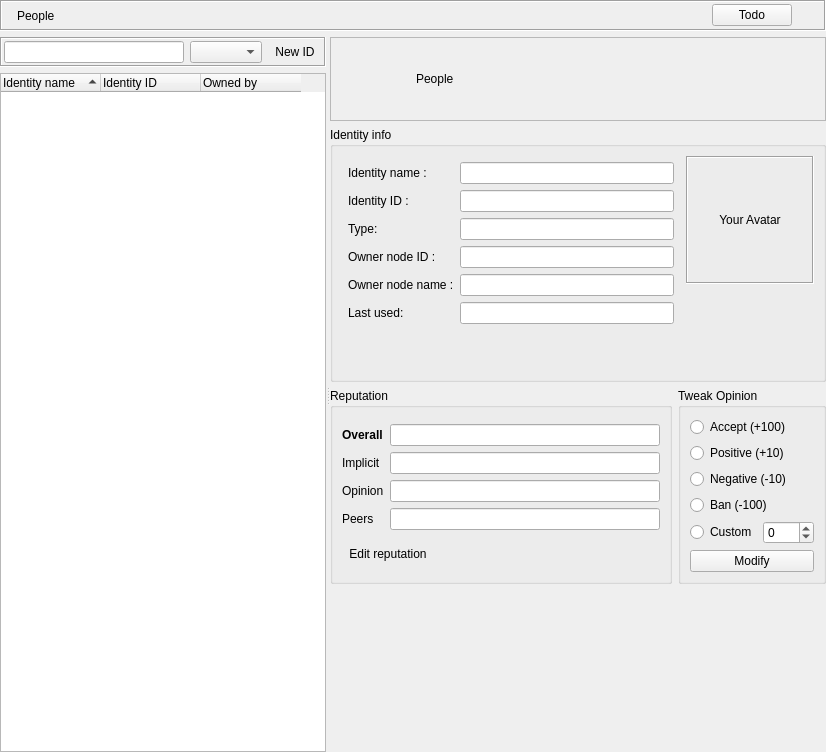
The window that retroshare-gui/src/gui/Identity/IdDialog.ui (RetroShare/RetroShare) describes before a commit, drawn with Qt 5.
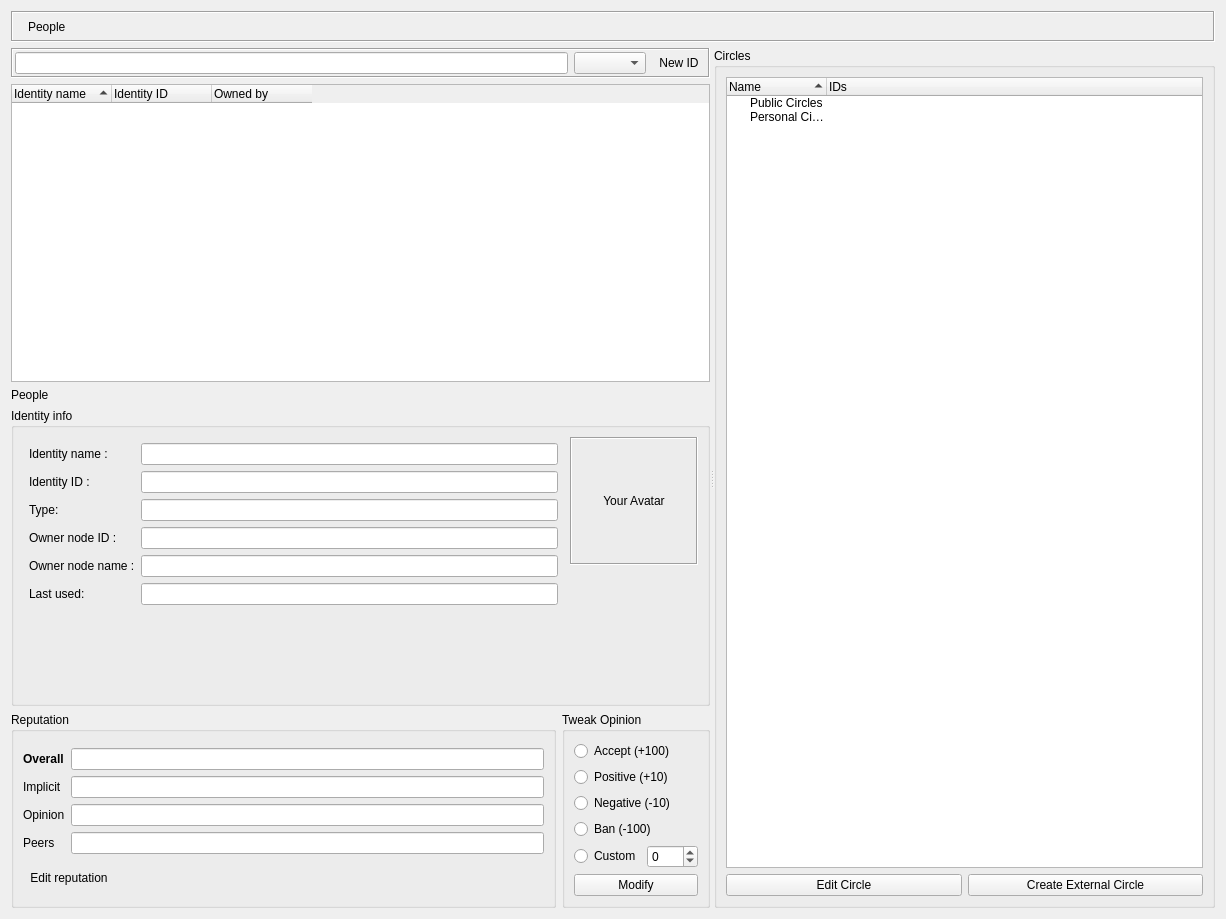
The same window after the commit. Icons and pictures are not drawn. Custom widgets are drawn as their Qt base class.

Commit message: added circle edit functionality to People tab

What changed in the file:
```diff
--- a/retroshare-gui/src/gui/Identity/IdDialog.ui
+++ b/retroshare-gui/src/gui/Identity/IdDialog.ui
@@ -6,8 +6,8 @@
    <rect>
     <x>0</x>
     <y>0</y>
-    <width>826</width>
-    <height>752</height>
+    <width>1226</width>
+    <height>919</height>
    </rect>
   </property>
   <property name="sizePolicy">
@@ -19,10 +19,7 @@
   <property name="windowTitle">
    <string/>
   </property>
-  <layout class="QVBoxLayout" name="verticalLayout_6">
-   <property name="margin">
-    <number>0</number>
-   </property>
+  <layout class="QVBoxLayout" name="verticalLayout_7">
    <item>
     <widget class="QFrame" name="titleBarFrame">
      <property name="sizePolicy">
@@ -86,13 +83,6 @@
         </property>
        </spacer>
       </item>
-      <item>
-       <widget class="QPushButton" name="todoPushButton">
-        <property name="text">
-         <string>Todo</string>
-        </property>
-       </widget>
-      </item>
       <item>
        <widget class="QToolButton" name="helpButton">
         <property name="focusPolicy">
@@ -210,90 +200,11 @@
          </column>
         </widget>
        </item>
-      </layout>
-     </widget>
-     <widget class="QWidget" name="layoutWidget1">
-      <layout class="QVBoxLayout" name="verticalLayout_4">
        <item>
-        <widget class="QFrame" name="headerFrame">
-         <property name="frameShape">
-          <enum>QFrame::StyledPanel</enum>
+        <widget class="StyledElidedLabel" name="headerTextLabel">
+         <property name="text">
+          <string>People</string>
          </property>
-         <property name="frameShadow">
-          <enum>QFrame::Raised</enum>
-         </property>
-         <layout class="QGridLayout" name="gridLayout_4">
-          <property name="horizontalSpacing">
-           <number>12</number>
-          </property>
-          <item row="0" column="0" rowspan="2">
-           <widget class="QLabel" name="avlabel">
-            <property name="minimumSize">
-             <size>
-              <width>64</width>
-              <height>64</height>
-             </size>
-            </property>
-            <property name="maximumSize">
-             <size>
-              <width>64</width>
-              <height>64</height>
-             </size>
-            </property>
-            <property name="styleSheet">
-             <string notr="true"/>
-            </property>
-            <property name="text">
-             <string/>
-            </property>
-            <property name="scaledContents">
-             <bool>true</bool>
-            </property>
-           </widget>
-          </item>
-          <item row="0" column="1" rowspan="2" colspan="2">
-           <widget class="StyledElidedLabel" name="headerTextLabel">
-            <property name="text">
-             <string>People</string>
-            </property>
-           </widget>
-          </item>
-          <item row="0" column="3" rowspan="2">
-           <widget class="QToolButton" name="messageButton">
-            <property name="minimumSize">
-             <size>
-              <width>48</width>
-              <height>48</height>
-             </size>
-            </property>
-            <property name="maximumSize">
-             <size>
-              <width>48</width>
-              <height>48</height>
-             </size>
-            </property>
-            <property name="toolTip">
-             <string>Send message</string>
-            </property>
-            <property name="text">
-             <string/>
-            </property>
-            <property name="icon">
-             <iconset resource="../images.qrc">
-              <normaloff>:/images/mail-message-new.png</normaloff>:/images/mail-message-new.png</iconset>
-            </property>
-            <property name="iconSize">
-             <size>
-              <width>48</width>
-              <height>48</height>
-             </size>
-            </property>
-            <property name="autoRaise">
-             <bool>true</bool>
-            </property>
-           </widget>
-          </item>
-         </layout>
         </widget>
        </item>
        <item>
@@ -449,6 +360,41 @@
               </property>
              </widget>
             </item>
+            <item>
+             <widget class="QToolButton" name="messageButton">
+              <property name="minimumSize">
+               <size>
+                <width>48</width>
+                <height>48</height>
+               </size>
+              </property>
+              <property name="maximumSize">
+               <size>
+                <width>48</width>
+                <height>48</height>
+               </size>
+              </property>
+              <property name="toolTip">
+               <string>Send message</string>
+              </property>
+              <property name="text">
+               <string/>
+              </property>
+              <property name="icon">
+               <iconset resource="../images.qrc">
+                <normaloff>:/images/mail-message-new.png</normaloff>:/images/mail-message-new.png</iconset>
+              </property>
+              <property name="iconSize">
+               <size>
+                <width>48</width>
+                <height>48</height>
+               </size>
+              </property>
+              <property name="autoRaise">
+               <bool>true</bool>
+              </property>
+             </widget>
+            </item>
             <item>
              <spacer name="verticalSpacer_3">
               <property name="orientation">
@@ -649,18 +595,63 @@
          </item>
         </layout>
        </item>
+      </layout>
+     </widget>
+     <widget class="QWidget" name="">
+      <layout class="QVBoxLayout" name="verticalLayout_6">
        <item>
-        <spacer name="verticalSpacer">
-         <property name="orientation">
-          <enum>Qt::Vertical</enum>
+        <widget class="QGroupBox" name="groupBox_2">
+         <property name="title">
+          <string>Circles</string>
          </property>
-         <property name="sizeHint" stdset="0">
-          <size>
-           <width>20</width>
-           <height>40</height>
-          </size>
-         </property>
-        </spacer>
+         <layout class="QVBoxLayout" name="verticalLayout_4">
+          <item>
+           <widget class="QTreeWidget" name="treeWidget_membership">
+            <property name="sortingEnabled">
+             <bool>true</bool>
+            </property>
+            <column>
+             <property name="text">
+              <string>Name</string>
+             </property>
+            </column>
+            <column>
+             <property name="text">
+              <string>IDs</string>
+             </property>
+            </column>
+            <item>
+             <property name="text">
+              <string>Public Circles</string>
+             </property>
+            </item>
+            <item>
+             <property name="text">
+              <string>Personal Circles</string>
+             </property>
+            </item>
+           </widget>
+          </item>
+          <item>
+           <layout class="QHBoxLayout" name="horizontalLayout_7">
+            <item>
+             <widget class="QPushButton" name="pushButton_editCircle">
+              <property name="text">
+               <string>Edit Circle</string>
+              </property>
+             </widget>
+            </item>
+            <item>
+             <widget class="QPushButton" name="pushButton_extCircle">
+              <property name="text">
+               <string>Create External Circle</string>
+              </property>
+             </widget>
+            </item>
+           </layout>
+          </item>
+         </layout>
+        </widget>
        </item>
       </layout>
      </widget>
@@ -702,16 +693,16 @@
   </action>
  </widget>
  <customwidgets>
-  <customwidget>
-   <class>StyledElidedLabel</class>
-   <extends>QLabel</extends>
-   <header>gui/common/StyledElidedLabel.h</header>
-  </customwidget>
   <customwidget>
    <class>StyledLabel</class>
    <extends>QLabel</extends>
    <header>gui/common/StyledLabel.h</header>
   </customwidget>
+  <customwidget>
+   <class>StyledElidedLabel</class>
+   <extends>QLabel</extends>
+   <header>gui/common/StyledElidedLabel.h</header>
+  </customwidget>
   <customwidget>
    <class>RSTreeWidget</class>
    <extends>QTreeWidget</extends>
```
Left out of the diff: 1 changed line with no effect on the pictures. The commit also changes 4 other files.
